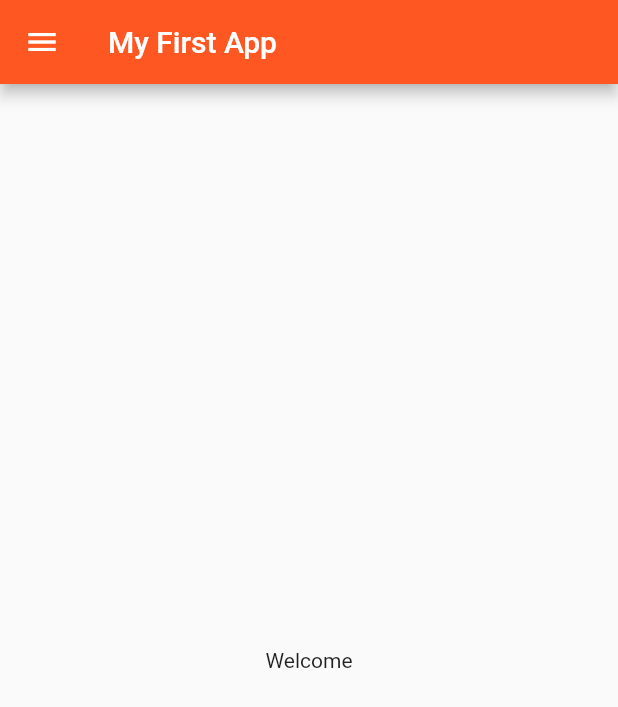
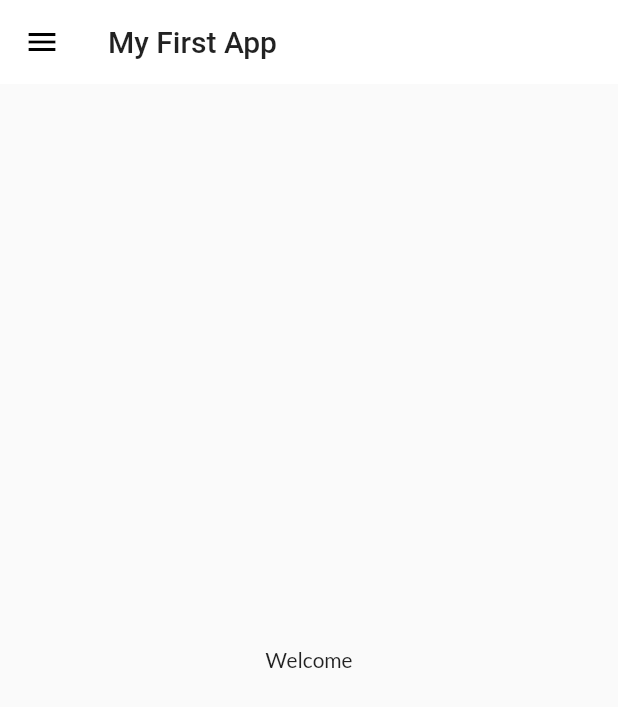
Before and after one commit to MuneebUrRehman1/Flutter-Tutorial, a Flutter app: the screen it shows after launch, on a phone screen of 412 x 824 dp. Shown: the top 707 px of the screen. Run offline on Flutter 3.47's test engine with Material 2 defaults, Android fonts, the phone set to English and light mode, and no system bars; our stand-ins replace google_fonts.

Commit message:
Day 7 (Setting Themes)

```diff
--- a/lib/main.dart
+++ b/lib/main.dart
@@ -2,6 +2,7 @@
 import 'package:flutter_app/pages/home_page.dart';
 import 'package:flutter_app/pages/login_page.dart';
 import 'package:flutter_app/utils/routes.dart';
+import 'package:flutter_app/widgets/themes.dart';
 import 'package:google_fonts/google_fonts.dart';
 
 void main() {
@@ -15,13 +16,11 @@ class MyApp extends StatelessWidget {
     bringVegetables(thaila: true);
     return MaterialApp(
       title: 'Flutter Demo',
-      theme: ThemeData(
-        primarySwatch: Colors.green,
-       fontFamily: GoogleFonts.lato().fontFamily,
-      ),
+      theme: MyTheme.lightTheme(context),
+      darkTheme: MyTheme.darkTheme(context),
       debugShowCheckedModeBanner: false,
-      themeMode: ThemeMode.dark,
-      darkTheme: ThemeData(brightness: Brightness.light),
+      themeMode: ThemeMode.light,
+     // darkTheme: ThemeData(brightness: Brightness.light),
        // initialRoute: "/home",
 
         routes: {
--- a/lib/pages/home_page.dart
+++ b/lib/pages/home_page.dart
@@ -1,5 +1,5 @@
 import 'package:flutter/material.dart';
-import 'package:flutter_app/widgets/Drawer.dart';
+import 'package:flutter_app/widgets/drawer.dart';
 
 class HomePage extends StatelessWidget{
   @override
@@ -7,7 +7,7 @@ class HomePage extends StatelessWidget{
     // TODO: implement build
   return Scaffold(
     appBar: AppBar(
-      backgroundColor: Colors.deepOrange,
+    //  backgroundColor: Colors.deepOrange,
       title: Text("My First App"),
     ),
      body: Center(
--- a/lib/widgets/Drawer.dart
+++ b/lib/widgets/drawer.dart
@@ -34,7 +34,8 @@ class MyDrawer extends StatelessWidget
               textScaleFactor: 1.2,),
           ),
           ListTile(
-            leading: Icon(CupertinoIcons.mail_solid, color: Colors.deepOrange,),
+            leading: Icon(CupertinoIcons.mail_solid
+              , color: Colors.deepOrange,),
             title: Text("Email",
               textScaleFactor: 1.2,),
           ),
--- /dev/null
+++ b/lib/widgets/themes.dart
@@ -0,0 +1,23 @@
+import 'package:flutter/material.dart';
+import 'package:google_fonts/google_fonts.dart';
+
+class MyTheme
+{
+  static ThemeData lightTheme(BuildContext context) =>ThemeData(
+  primarySwatch: Colors.green,
+  fontFamily: GoogleFonts.lato().fontFamily,
+  appBarTheme: AppBarTheme(
+  color: Colors.white,
+  elevation: 0.0,
+  iconTheme: IconThemeData(
+  color: Colors.black,
+
+  ),
+  textTheme: Theme.of(context).textTheme
+  ),
+  );
+
+
+  static ThemeData darkTheme(BuildContext context) => ThemeData
+    (brightness: Brightness.dark);
+}
```
